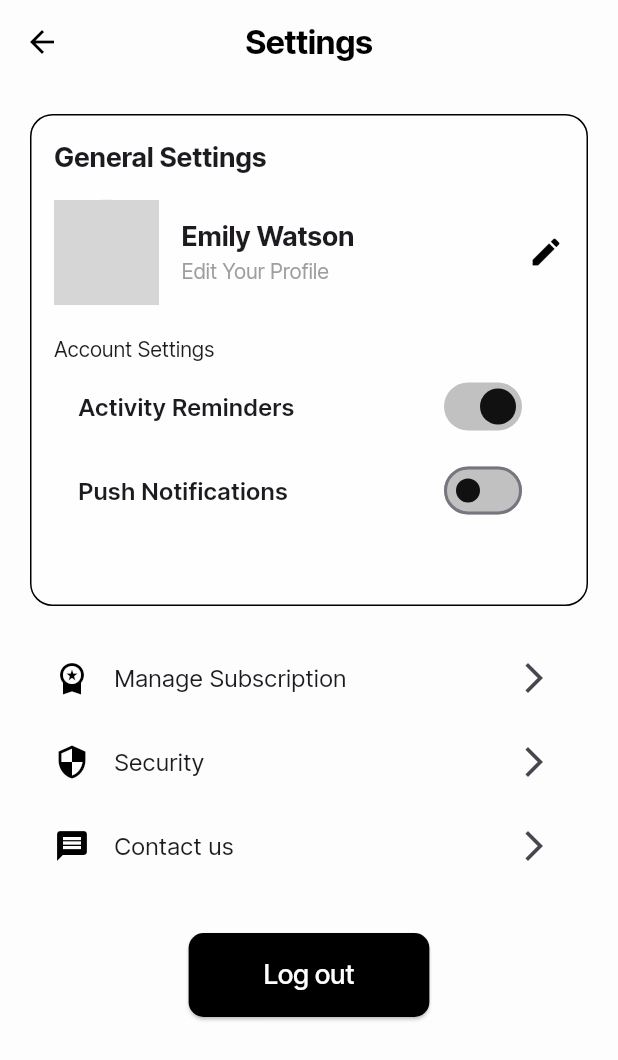
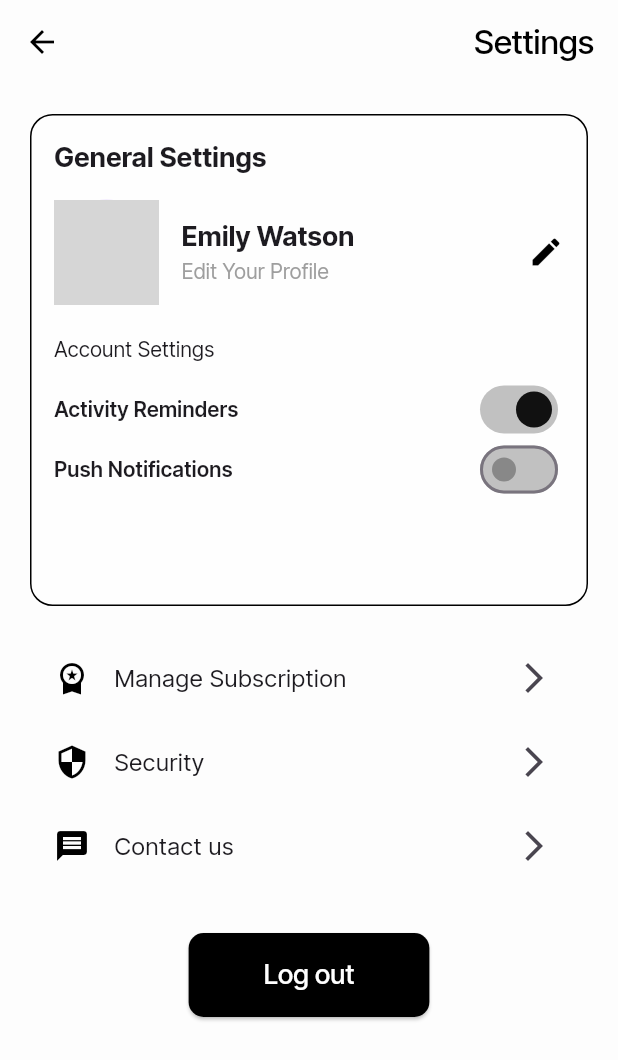
Before and after one commit to BondTime-New/Bondtime-App, a Flutter app: the screen it shows after launch, on a phone screen of 412 x 824 dp. Shown: the top 1060 px of the screen. Run offline on Flutter 3.47's test engine with Material 3 defaults, Android fonts, the phone set to English and light mode, and no system bars; network calls fail; grey boxes are pictures that could not be loaded.

Commit message:
Updated the font weights

```diff
--- a/lib/settings_page.dart
+++ b/lib/settings_page.dart
@@ -23,16 +23,18 @@ class _SettingsPageState extends State<SettingsPage> {
       Navigator.pop(context);
     },
   ),
-        title: Text(
+  title: Align(
+    alignment: Alignment.centerRight, // Right-align the title
+    child: Text(
       'Settings',
       style: TextStyle(
         fontFamily: 'InterTight',
         color: Colors.black,
         fontSize: 22,
-            fontWeight: FontWeight.bold,
+        fontWeight: FontWeight.w500,
       ),
     ),
-        centerTitle: true,
+  ),
 ),
       body: SingleChildScrollView(
         padding: EdgeInsets.all(20),
@@ -107,46 +109,60 @@ class _SettingsPageState extends State<SettingsPage> {
                         fontWeight: FontWeight.normal, // Regular font weight
                       ),
                     ),
-                    // Activity Reminders Toggle
-                    SwitchListTile(
-                      title: Text(
+                    SizedBox(height: 10),
+
+                    // Custom Toggle for Activity Reminders
+                    Row(
+                      mainAxisAlignment: MainAxisAlignment.spaceBetween,
+                      children: [
+                        Text(
                           'Activity Reminders',
                           style: TextStyle(
                             fontFamily: 'InterTight',
                             fontWeight: FontWeight.w600, // SemiBold
                           ),
                         ),
+                        Switch(
                           value: activityReminders,
                           onChanged: (value) {
                             setState(() {
                               activityReminders = value;
                             });
                           },
-                      activeColor: Color(0xFF111111), // Toggle button color
-                      activeTrackColor: Color(0xFFC1C1C1), // Background when ON
-                      inactiveThumbColor: Color(0xFF111111), // Toggle color OFF
-                      inactiveTrackColor: Color(0xFFC1C1C1), // Background OFF
+                          activeColor: Color(0xFF111111), // Button color when ON
+                          activeTrackColor: Color(0xFFC1C1C1), // Track when ON
+                          inactiveThumbColor: Color(0xFF888888), // Greyed out when OFF
+                          inactiveTrackColor: Color(0xFFC1C1C1), // Track when OFF
+                          materialTapTargetSize: MaterialTapTargetSize.shrinkWrap,
+                        ),
+                      ],
                     ),
 
-                    // Push Notifications Toggle
-                    SwitchListTile(
-                      title: Text(
+                    // Custom Toggle for Push Notifications
+                    Row(
+                      mainAxisAlignment: MainAxisAlignment.spaceBetween,
+                      children: [
+                        Text(
                           'Push Notifications',
                           style: TextStyle(
                             fontFamily: 'InterTight',
                             fontWeight: FontWeight.w600, // SemiBold
                           ),
                         ),
+                        Switch(
                           value: pushNotifications,
                           onChanged: (value) {
                             setState(() {
                               pushNotifications = value;
                             });
                           },
-                      activeColor: Color(0xFF111111), // Toggle button color
-                      activeTrackColor: Color(0xFFC1C1C1), // Background when ON
-                      inactiveThumbColor: Color(0xFF111111), // Toggle color OFF
-                      inactiveTrackColor: Color(0xFFC1C1C1), // Background OFF
+                          activeColor: Color(0xFF111111), // Button color when ON
+                          activeTrackColor: Color(0xFFC1C1C1), // Track when ON
+                          inactiveThumbColor: Color(0xFF888888), // Greyed out when OFF
+                          inactiveTrackColor: Color(0xFFC1C1C1), // Track when OFF
+                          materialTapTargetSize: MaterialTapTargetSize.shrinkWrap,
+                        ),
+                      ],
                     ),
                   ],
                 ),
```
Lines whose indentation alone changed are shown as unchanged.
